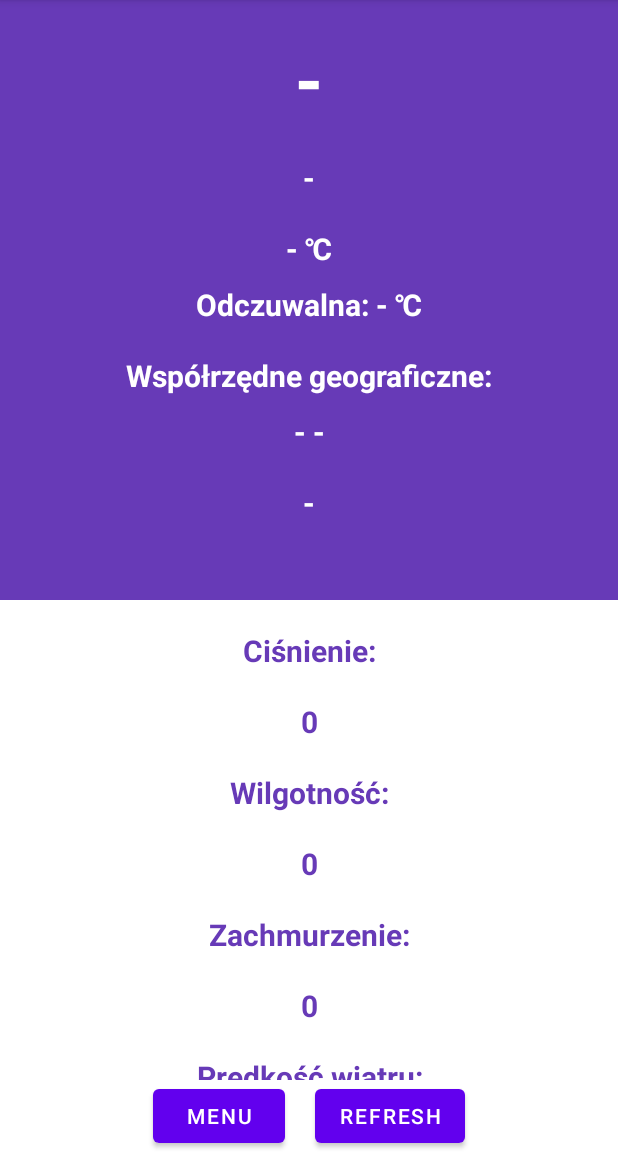
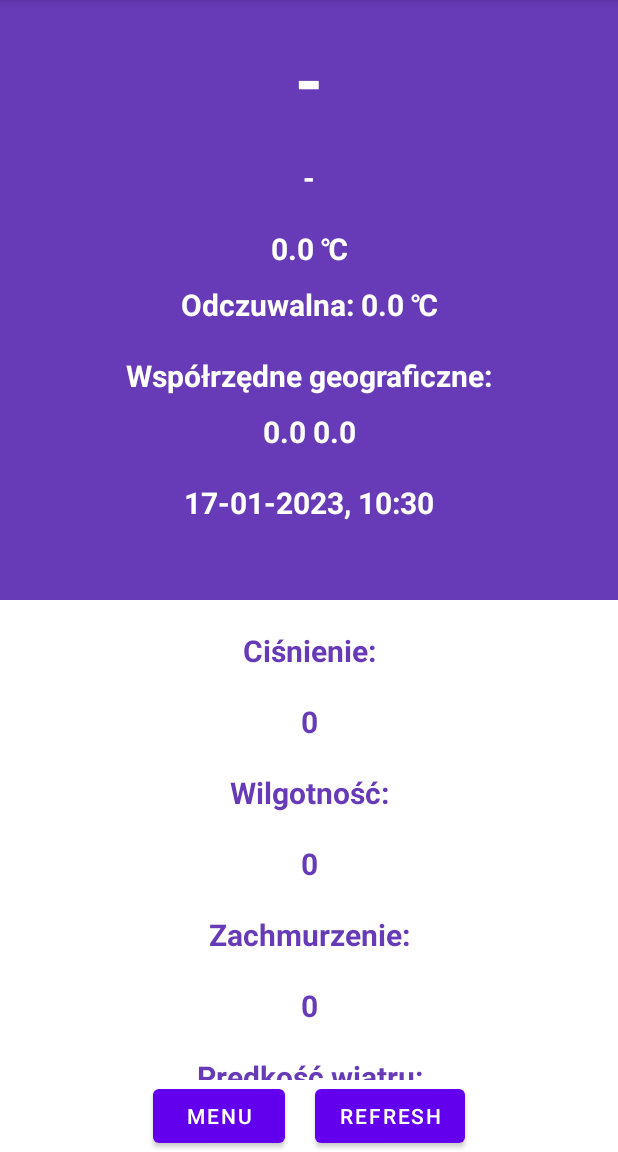
Before and after one commit to 228820/weatherApp, an Android app: the screen it shows after launch (MainActivity), on a phone screen of 412 x 824 dp, the part 84-1236 px from its top. Run offline under Robolectric (Android 15) with nearby library versions, the phone set to English and light mode, and no system bars.

Commit message:
Add display weather data

```diff
--- a/app/src/main/java/com/example/weatherapp/BasicWeatherFragment.java
+++ b/app/src/main/java/com/example/weatherapp/BasicWeatherFragment.java
@@ -30,13 +30,13 @@ public class BasicWeatherFragment extends Fragment {
 //    private String mParam2;
 //
 
-    public BasicWeatherFragment(Double lon, Double lan, Double temp, Double feelsLike, String nameValue, String main) {
-        this.lonValue = lon;
-        this.lanValue = lan;
-        this.tempValue = temp;
-        this.feelsLikeValue = feelsLike;
-        this.nameValue= nameValue;
-        this.mainValue = main;
+    public BasicWeatherFragment(Double lon, Double lan, Double temp, Double feelsLike, String name, String main) {
+        lonValue = lon;
+        lanValue = lan;
+        tempValue = temp;
+        feelsLikeValue = feelsLike;
+        nameValue= name;
+        mainValue = main;
     }
 //
 //    /**
@@ -66,10 +66,31 @@ public class BasicWeatherFragment extends Fragment {
 //        }
 //    }
 
+    private void setFields() {
+        name.setText(nameValue);
+        main.setText(mainValue);
+        temp.setText(tempValue.toString() + " \u2103");
+        feelsLike.setText("Odczuwalna: " + feelsLikeValue.toString() + " \u2103");
+        lon.setText(lanValue.toString() + " " + lonValue.toString());
+
+        DateFormat df = new SimpleDateFormat("dd-MM-yyyy, HH:mm");
+        timeAndDate.setText(df.format(Calendar.getInstance().getTime()));
+    }
+
+    public void refreshFragment(Double lon, Double lan, Double temp, Double feelsLike, String name, String main) {
+        lonValue = lon;
+        lanValue = lan;
+        tempValue = temp;
+        feelsLikeValue = feelsLike;
+        nameValue = name;
+        mainValue = main;
+        setFields();
+    }
+
     @Override
     public View onCreateView(LayoutInflater inflater, ViewGroup container, Bundle savedInstanceState) {
         // Inflate the layout for this fragment
-        this.view = inflater.inflate(R.layout.fragment_basic_weather, container, false);
+        view = inflater.inflate(R.layout.fragment_basic_weather, container, false);
 
         name = view.findViewById(R.id.name);
         main = view.findViewById(R.id.main);
@@ -79,19 +100,11 @@ public class BasicWeatherFragment extends Fragment {
         timeAndDate = view.findViewById(R.id.timeAndDate);
 
         try {
-            this.name.setText(this.nameValue.toString());
-            this.main.setText(this.mainValue.toString());
-            this.temp.setText(this.tempValue.toString() + " \u2103");
-            this.feelsLike.setText("Odczuwalna: " + this.feelsLikeValue.toString() + " \u2103");
-            this.lon.setText(this.lanValue.toString() + " " + this.lonValue.toString());
-
-            DateFormat df = new SimpleDateFormat("dd-MM-yyyy, HH:mm");
-            this.timeAndDate.setText(df.format(Calendar.getInstance().getTime()));
+            setFields();
         } catch (Exception e) {
             Log.d("TEST", "[Basic Weather] Something went wrongL!");
         }
 
-
         return view;
     }
 }
--- a/app/src/main/java/com/example/weatherapp/ExtendedWeatherFragment.java
+++ b/app/src/main/java/com/example/weatherapp/ExtendedWeatherFragment.java
@@ -28,10 +28,10 @@ public class ExtendedWeatherFragment extends Fragment {
 //    private String mParam2;
 //
     public ExtendedWeatherFragment(int pressure,  int humidity, int all, Double speed) {
-        this.pressureValue = pressure;
-        this.humidityValue = humidity;
-        this.allValue = all;
-        this.speedValue = speed;
+        pressureValue = pressure;
+        humidityValue = humidity;
+        allValue = all;
+        speedValue = speed;
     }
 //
 //    /**
@@ -61,6 +61,21 @@ public class ExtendedWeatherFragment extends Fragment {
 //        }
 //    }
 
+    private void setFields() {
+        pressure.setText(Integer.toString(pressureValue));
+        humidity.setText(Integer.toString(humidityValue));
+        all.setText(Integer.toString(allValue));
+        speed.setText(speedValue.toString());
+    }
+
+    public void refreshFragment(int pressure,  int humidity, int all, Double speed) {
+        pressureValue = pressure;
+        humidityValue = humidity;
+        allValue = all;
+        speedValue = speed;
+        setFields();
+    }
+
     @Override
     public View onCreateView(LayoutInflater inflater, ViewGroup container, Bundle savedInstanceState) {
         // Inflate the layout for this fragment
@@ -71,10 +86,7 @@ public class ExtendedWeatherFragment extends Fragment {
         speed = view.findViewById(R.id.speed);
 
         try {
-            this.pressure.setText(Integer.toString(this.pressureValue));
-            this.humidity.setText(Integer.toString(this.humidityValue));
-            this.all.setText(Integer.toString(this.allValue));
-            this.speed.setText(this.speedValue.toString());
+            setFields();
         } catch (Exception e) {
             Log.d("TEST", "[Extended Weather] Something went wrongL!");
         }
--- a/app/src/main/java/com/example/weatherapp/FutureWeatherFragment.java
+++ b/app/src/main/java/com/example/weatherapp/FutureWeatherFragment.java
@@ -24,11 +24,11 @@ public class FutureWeatherFragment extends Fragment {
 //    private String mParam2;
 
     public FutureWeatherFragment(String day1, String day2, String day3, String day4, String day5) {
-        this.day1Value = day1;
-        this.day2Value = day2;
-        this.day3Value = day3;
-        this.day4Value = day4;
-        this.day5Value = day5;
+        day1Value = day1;
+        day2Value = day2;
+        day3Value = day3;
+        day4Value = day4;
+        day5Value = day5;
     }
 
 //    /**
@@ -58,6 +58,24 @@ public class FutureWeatherFragment extends Fragment {
 //        }
 //    }
 
+    private void setFields() {
+        day1.setText(this.day1Value);
+        day2.setText(this.day2Value);
+        day3.setText(this.day3Value);
+        day4.setText(this.day4Value);
+        day5.setText(this.day5Value);
+    }
+
+    public void refreshFragment(String day1, String day2, String day3, String day4, String day5) {
+        day1Value = day1;
+        day2Value = day2;
+        day3Value = day3;
+        day4Value = day4;
+        day5Value = day5;
+
+        setFields();
+    }
+
     @Override
     public View onCreateView(LayoutInflater inflater, ViewGroup container, Bundle savedInstanceState) {
         // Inflate the layout for this fragment
@@ -69,11 +87,7 @@ public class FutureWeatherFragment extends Fragment {
         day4 = view.findViewById(R.id.day4);
         day5 = view.findViewById(R.id.day5);
 
-        this.day1.setText(this.day1Value);
-        this.day2.setText(this.day2Value);
-        this.day3.setText(this.day3Value);
-        this.day4.setText(this.day4Value);
-        this.day5.setText(this.day5Value);
+        setFields();
 
         return view;
     }
--- a/app/src/main/java/com/example/weatherapp/MainActivity.java
+++ b/app/src/main/java/com/example/weatherapp/MainActivity.java
@@ -15,6 +15,7 @@ import com.example.weatherapp.pojo.FutureWeatherData;
 import com.example.weatherapp.pojo.GeoData;
 
 import java.io.File;
+import java.text.DateFormat;
 import java.text.SimpleDateFormat;
 import java.util.List;
 
@@ -25,9 +26,14 @@ import retrofit2.Response;
 public class MainActivity extends AppCompatActivity {
 
     APIInterface apiInterface;
-    Double lon, lat, temp, feelsLike, speed;
-    String name, main, day1, day2, day3, day4, day5;
-    int pressure, humidity, all;
+    FragmentManager fragmentManager;
+    BasicWeatherFragment basicWeatherFragment;
+    ExtendedWeatherFragment extendedWeatherFragment;
+    FutureWeatherFragment futureWeatherFragment;
+
+    Double lon = 0.0, lat = 0.0, temp = 0.0, feelsLike = 0.0, speed = 0.0;
+    String name = "-", main = "-", day1 = "-", day2 = "-", day3 = "-", day4 = "-", day5 = "-";
+    int pressure = 0, humidity = 0, all = 0;
 
     public boolean isNetworkAvailable() {
         ConnectivityManager connectivityManager = (ConnectivityManager)getSystemService(Context.CONNECTIVITY_SERVICE);
@@ -58,6 +64,8 @@ public class MainActivity extends AppCompatActivity {
                     lat = resource.get(0).lat;
 
                     Log.d("TEST", "name: " + name + " lon: " + lon + " lat: " + lat);
+                    getCurrentWeather();
+                    getFutureWeather();
                 } else {
                     Log.d("TEST", "RESPONSE BODY IS NULL!");
                     throw new Error("Body is null!");
@@ -76,6 +84,7 @@ public class MainActivity extends AppCompatActivity {
 
     public void getCurrentWeather() {
         Call<CurrentWeatherData> call = apiInterface.getCurrentWeatherData(lat, lon, APIInterface.API_KEY, "metric");
+
         call.enqueue(new Callback<CurrentWeatherData>() {
             @Override
             public void onResponse(Call<CurrentWeatherData> call, Response<CurrentWeatherData> response) {
@@ -92,6 +101,12 @@ public class MainActivity extends AppCompatActivity {
                     speed = resource.wind.speed;
                     all = resource.clouds.all;
                     Log.d("TEST", "main: " + main + " temp: " + temp + " feels_like: " + feelsLike + " pressure: " + pressure + " humidity: " + humidity + " speed: " + speed + " all: " + all);
+
+                    basicWeatherFragment = (BasicWeatherFragment) fragmentManager.findFragmentByTag("basicWeatherFragment");
+                    basicWeatherFragment.refreshFragment(lon, lat, temp, feelsLike, name, main);
+
+                    extendedWeatherFragment = (ExtendedWeatherFragment) fragmentManager.findFragmentByTag("extendedWeatherFragment");
+                    extendedWeatherFragment.refreshFragment(pressure, humidity, all, speed);
                 } else {
                     Log.d("TEST", "RESPONSE 2 BODY IS NULL!");
                     throw new Error("Body is null!");
@@ -123,13 +138,18 @@ public class MainActivity extends AppCompatActivity {
 //                        Log.d("TEST", "temp: " + resource.list[i].main.temp + " weatherDate: " + resource.list[i].weatherDate);
 //                    }
 
+                    Log.d("TEST", "resource.list[0].weatherDate: " + resource.list[0].weatherDate);
+
+
                     try {
-                        SimpleDateFormat df = new SimpleDateFormat("dd-MM-yyyy");
-                        day1 = df.parse(resource.list[0].weatherDate).toString() + "   -   " + resource.list[0].main.temp;
-                        day2 = df.parse(resource.list[1].weatherDate).toString() + "   -   " + resource.list[1].main.temp;
-                        day3 = df.parse(resource.list[2].weatherDate).toString() + "   -   " + resource.list[2].main.temp;
-                        day4 = df.parse(resource.list[3].weatherDate).toString() + "   -   " + resource.list[3].main.temp;
-                        day5 = df.parse(resource.list[4].weatherDate).toString() + "   -   " + resource.list[4].main.temp;
+                        day1 = resource.list[0].weatherDate.substring(0, 10) + "   -   " + resource.list[0].main.temp;
+                        day2 = resource.list[1].weatherDate.substring(0, 10) + "   -   " + resource.list[1].main.temp;
+                        day3 = resource.list[2].weatherDate.substring(0, 10) + "   -   " + resource.list[2].main.temp;
+                        day4 = resource.list[3].weatherDate.substring(0, 10) + "   -   " + resource.list[3].main.temp;
+                        day5 = resource.list[4].weatherDate.substring(0, 10) + "   -   " + resource.list[4].main.temp;
+
+                        futureWeatherFragment = (FutureWeatherFragment) fragmentManager.findFragmentByTag("futureWeatherFragment");
+                        futureWeatherFragment.refreshFragment(day1, day2, day3, day4, day5);
                     } catch (Exception e) {
                         throw new Error("Something went wrong!");
                     }
@@ -163,8 +183,6 @@ public class MainActivity extends AppCompatActivity {
                 try {
                     apiInterface = APIClient.getClient().create(APIInterface.class);
                     getCoordinates("Lodz");
-                    getCurrentWeather();
-                    getFutureWeather();
                 } catch (Exception e) {
                     Log.d("TEST", "Error with fetching data!");
                 }
@@ -174,16 +192,20 @@ public class MainActivity extends AppCompatActivity {
             Log.d("TEST", "There is no file!");
         }
 
-        BasicWeatherFragment basicWeatherFragment = new BasicWeatherFragment(lon, lat, temp, feelsLike, name, main);
-        ExtendedWeatherFragment extendedWeatherFragment = new ExtendedWeatherFragment(pressure, humidity, all, speed);
-        FutureWeatherFragment futureWeatherFragment = new FutureWeatherFragment(day1, day2, day3, day4, day5);
+        try {
+            basicWeatherFragment = new BasicWeatherFragment(lon, lat, temp, feelsLike, name, main);
+            extendedWeatherFragment = new ExtendedWeatherFragment(pressure, humidity, all, speed);
+            futureWeatherFragment = new FutureWeatherFragment(day1, day2, day3, day4, day5);
 
+            fragmentManager = getSupportFragmentManager();
+            FragmentTransaction fragmentTransaction = fragmentManager.beginTransaction();
+            fragmentTransaction.add(R.id.basicWeatherFragment, basicWeatherFragment, "basicWeatherFragment");
+            fragmentTransaction.add(R.id.extendedWeatherFragment, extendedWeatherFragment, "extendedWeatherFragment");
+            fragmentTransaction.add(R.id.futureWeatherFragment, futureWeatherFragment, "futureWeatherFragment");
+            fragmentTransaction.commit();
+        } catch (Exception e) {
+            Log.d("TEST", "Something went wrong: " + e.getMessage());
+        }
 
-        FragmentManager fragmentManager = getSupportFragmentManager();
-        FragmentTransaction fragmentTransaction = fragmentManager.beginTransaction();
-        fragmentTransaction.replace(R.id.basicWeatherFragment, basicWeatherFragment);
-        fragmentTransaction.replace(R.id.extendedWeatherFragment, extendedWeatherFragment);
-        fragmentTransaction.replace(R.id.futureWeatherFragment, futureWeatherFragment);
-        fragmentTransaction.commit();
     }
 }
```
